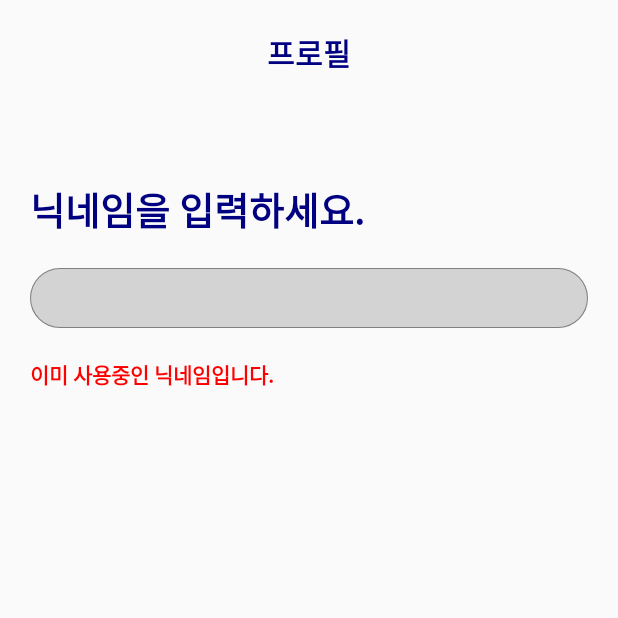
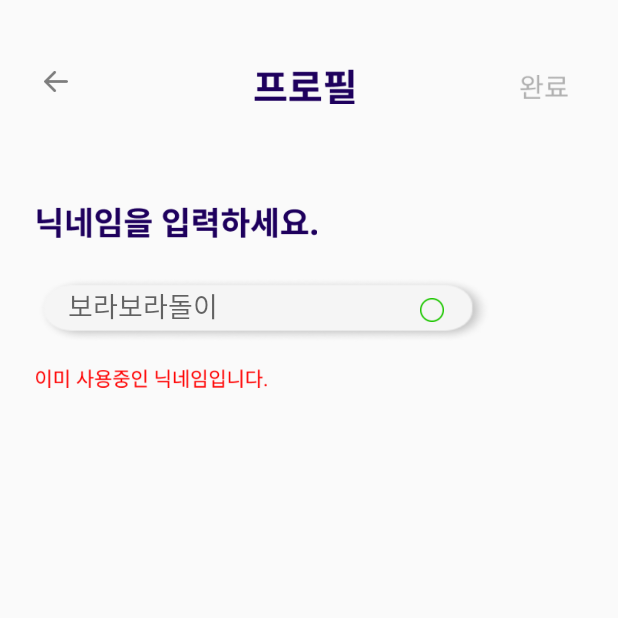
Before and after one commit to Corn-Farmer/CornFarmer-Android, an Android app: the JoinNicknameActivity screen opened directly, with no data from a screen before it, on a phone screen of 412 x 824 dp, the top half of it. Run offline under Robolectric (Android 15) with nearby library versions, the light colour scheme and no system bars.

Commit message:
feat: nickname xml 디자인
nickname xml 디자인

```diff
--- a/app/src/main/res/drawable/nickname_edittext_custom.xml
+++ b/app/src/main/res/drawable/nickname_edittext_custom.xml
@@ -4,10 +4,10 @@
         <shape android:shape="rectangle">
             <stroke android:width = "1dp" android:color = "#808080"/>
             <corners
-                android:bottomRightRadius="100dp"
-                android:bottomLeftRadius="100dp"
-                android:topLeftRadius="100dp"
-                android:topRightRadius="100dp"/>
+                android:bottomRightRadius="20dp"
+                android:bottomLeftRadius="20dp"
+                android:topLeftRadius="20dp"
+                android:topRightRadius="20dp"/>
         </shape>
     </item>
 
--- a/app/src/main/res/layout/activity_join_nickname.xml
+++ b/app/src/main/res/layout/activity_join_nickname.xml
@@ -6,63 +6,105 @@
     android:layout_height="match_parent"
     tools:context=".JoinNicknameActivity">
 
-    <androidx.constraintlayout.widget.ConstraintLayout
-        android:layout_width="match_parent"
-        android:id="@+id/nickname_cl"
-        android:layout_height="wrap_content"
+    <ImageView
+        android:id="@+id/profile_back_iv"
+        android:layout_width="16dp"
+        android:layout_height="14dp"
+        android:layout_marginStart="29dp"
+        android:layout_marginTop="47dp"
+        android:src="@drawable/back_arrow"
+        app:layout_constraintStart_toStartOf="parent"
+        app:layout_constraintTop_toTopOf="parent" />
+
+    <ImageView
+        android:id="@+id/profile_profile_iv"
+        android:layout_width="67dp"
+        android:layout_height="28dp"
+        android:layout_marginStart="103dp"
+        android:layout_marginTop="43dp"
+        android:layout_marginEnd="89dp"
+        android:src="@drawable/profile_profile"
+        app:layout_constraintEnd_toStartOf="@+id/profile_finish_iv"
+        app:layout_constraintStart_toEndOf="@id/profile_back_iv"
+        app:layout_constraintTop_toTopOf="parent" />
+
+    <LinearLayout
+        android:id="@+id/profile_finish_iv"
+        android:layout_width="32dp"
+        android:layout_height="20dp"
+        android:layout_marginTop="48dp"
+        android:layout_marginEnd="33dp"
+        app:layout_constraintEnd_toEndOf="parent"
         app:layout_constraintTop_toTopOf="parent">
 
-        <TextView
-            android:layout_width="wrap_content"
-            android:layout_height="wrap_content"
-            android:layout_marginTop="20dp"
-            android:text="프로필"
-            android:textColor="#000080"
-            android:textSize="20sp"
-            android:textStyle="bold"
-            app:layout_constraintEnd_toEndOf="parent"
-            app:layout_constraintStart_toStartOf="parent"
-            app:layout_constraintTop_toTopOf="parent" />
-            android:id="@+id/nickname_finish_tv"
+        <ImageView
+            android:layout_width="32dp"
+            android:layout_height="20dp"
+            android:src="@drawable/profile_finish" />
+
+        <ImageView
+            android:layout_width="32dp"
+            android:layout_height="20dp"
+            android:src="@drawable/profile_finish_color"
+            android:visibility="gone" />
+
+    </LinearLayout>
+
+    <ImageView
+        android:id="@+id/nickname_detail_iv"
+        android:layout_width="187dp"
+        android:layout_height="26dp"
+        android:layout_marginStart="24dp"
+        android:layout_marginTop="74dp"
+        android:src="@drawable/nickname_detail"
+        app:layout_constraintStart_toStartOf="parent"
+        app:layout_constraintTop_toBottomOf="@id/profile_back_iv" />
+
+    <RelativeLayout
+        android:id="@+id/nickname_nickname_iv"
+        android:layout_width="304dp"
+        android:layout_height="44dp"
+        android:layout_marginStart="24dp"
+        android:layout_marginTop="23dp"
+        app:layout_constraintStart_toStartOf="parent"
+        app:layout_constraintTop_toBottomOf="@id/nickname_detail_iv">
+
+        <ImageView
+            android:layout_width="304dp"
+            android:layout_height="44dp"
+            android:scaleType="fitXY"
+            android:src="@drawable/nickname_edit_image" />
+
+        <EditText
+            android:layout_width="200dp"
+            android:layout_height="21dp"
+            android:fontFamily="@font/robotoregular"
+            android:layout_marginStart="21dp"
+            android:hint="보라보라돌이"
+            android:layout_marginTop="11dp"
+            android:background="@android:color/transparent"
+            android:textColor="#7D7D7D"
+            android:textSize="18sp" />
+
+        <ImageView
+            android:layout_width="16dp"
+            android:layout_marginStart="256dp"
+            android:layout_height="16dp"
+            android:background="@drawable/img"
+            android:layout_marginTop="14dp"
+            />
+
+    </RelativeLayout>
+
+    <ImageView
+        android:id="@+id/nickname_using_nickname_iv"
+        android:layout_width="154dp"
+        android:layout_height="15dp"
+        android:layout_marginStart="24dp"
+        android:layout_marginTop="16dp"
+        android:src="@drawable/nickname_using"
+        app:layout_constraintStart_toStartOf="parent"
+        app:layout_constraintTop_toBottomOf="@id/nickname_nickname_iv" />
 
 
-    </androidx.constraintlayout.widget.ConstraintLayout>
-
-
-    <TextView
-        android:id="@+id/nickname_explain_tv"
-        app:layout_constraintStart_toStartOf="parent"
-        app:layout_constraintTop_toBottomOf="@+id/nickname_cl"
-        android:text="닉네임을 입력하세요."
-        android:layout_marginStart="20dp"
-        android:layout_marginTop="70dp"
-        android:textSize="25sp"
-        android:textStyle="bold"
-        android:textColor="#000080"
-        android:layout_width="wrap_content"
-        android:layout_height="wrap_content"/>
-
-    <EditText
-        android:id="@+id/nickname_nickname_et"
-        android:background="@drawable/nickname_edittext_custom"
-        app:layout_constraintStart_toStartOf="parent"
-        app:layout_constraintTop_toBottomOf="@+id/nickname_explain_tv"
-        android:layout_marginTop="20dp"
-        android:layout_marginEnd="20dp"
-        android:layout_marginStart="20dp"
-        android:layout_width="match_parent"
-        android:layout_height="40dp"/>
-
-
-    <TextView
-        app:layout_constraintStart_toStartOf="parent"
-        app:layout_constraintTop_toBottomOf="@+id/nickname_nickname_et"
-        android:layout_marginTop="20dp"
-        android:textStyle="bold"
-        android:layout_marginStart="20dp"
-        android:textColor="#FF0000"
-        android:text="이미 사용중인 닉네임입니다."
-        android:layout_width="wrap_content"
-        android:layout_height="wrap_content"/>
-
 </androidx.constraintlayout.widget.ConstraintLayout>
--- a/app/src/main/res/layout/activity_join_profile.xml
+++ b/app/src/main/res/layout/activity_join_profile.xml
@@ -33,19 +33,35 @@
         app:layout_constraintStart_toEndOf="@+id/profile_back_iv"
         app:layout_constraintTop_toTopOf="parent" />
 
-    <ImageView
+    <LinearLayout
         android:id="@+id/profile_finish_iv"
         android:layout_width="32dp"
-        android:layout_height="20dp"
         android:layout_marginStart="84dp"
         android:layout_marginTop="44dp"
         android:layout_marginEnd="30dp"
         android:layout_marginBottom="76dp"
-        android:src="@drawable/profile_finish"
         app:layout_constraintBottom_toTopOf="@+id/profile_image_rl"
         app:layout_constraintEnd_toEndOf="parent"
         app:layout_constraintStart_toEndOf="@+id/profile_profile_iv"
-        app:layout_constraintTop_toTopOf="parent" />
+        app:layout_constraintTop_toTopOf="parent"
+        android:layout_height="20dp">
+
+        <ImageView
+            android:layout_width="32dp"
+            android:layout_height="20dp"
+            android:src="@drawable/profile_finish"
+            />
+
+        <ImageView
+            android:layout_width="32dp"
+            android:layout_height="20dp"
+            android:visibility="gone"
+            android:src="@drawable/profile_next"
+            />
+
+    </LinearLayout>
+
+
 
     <RelativeLayout
         android:id="@+id/profile_image_rl"
--- a/app/src/main/res/layout/image_select_custom_dialog.xml
+++ b/app/src/main/res/layout/image_select_custom_dialog.xml
@@ -67,7 +67,7 @@
         android:layout_marginStart="29dp"
         android:layout_marginEnd="28dp"
         android:layout_marginTop="16dp"
-        android:background="@drawable/img_1"
+        android:background="@drawable/img_select_dialog_cancel"
          />
 
 
```
Also changed, not shown: app/src/main/res/drawable/img.png (added), app/src/main/res/drawable/img_select_dialog_cancel.png (renamed from app/src/main/res/drawable/img_1.png), app/src/main/res/drawable/nickname_detail.png (added), app/src/main/res/drawable/nickname_edit_image.png (added), app/src/main/res/drawable/nickname_using.png (added), app/src/main/res/drawable/profile_finish_color.png (added), app/src/main/res/drawable/profile_next.png (added).
